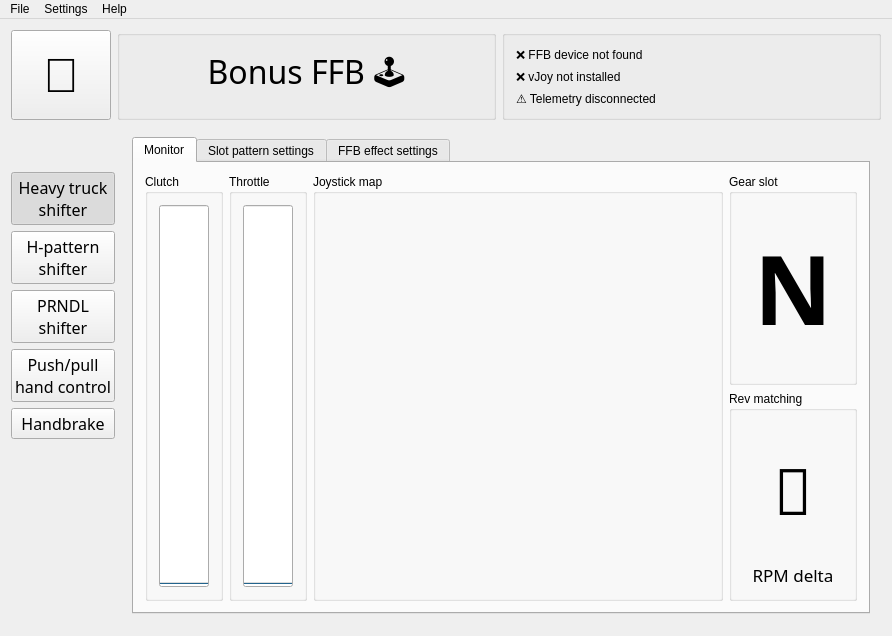
Above: BonusFFB/BonusFFB.ui from kgmonteith/BonusFFB before the change. Below: the same form after it.
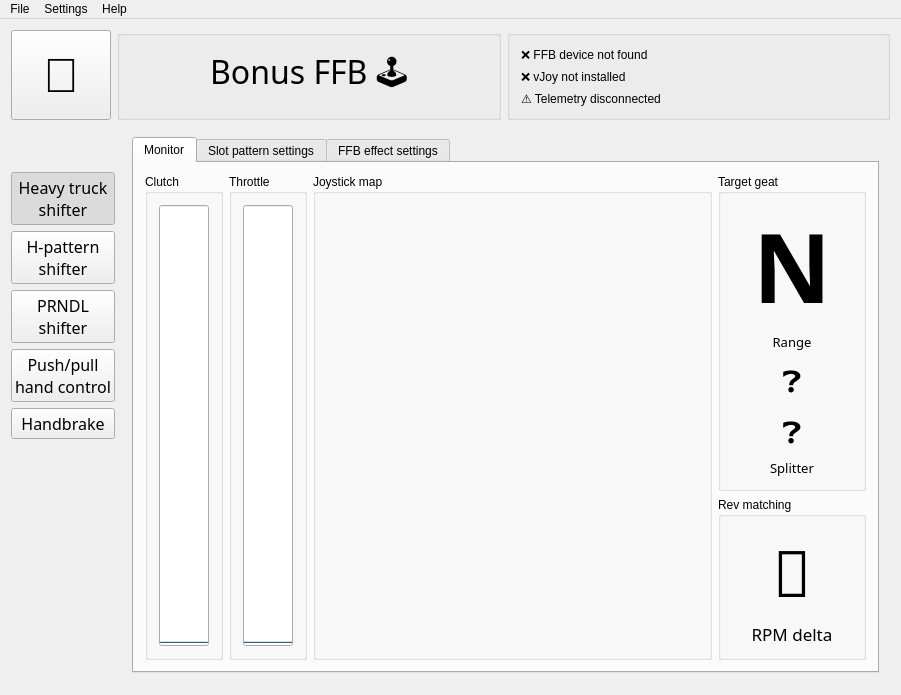
That is the form after the change. The open tabs and pages were chosen to show the change. Icons and pictures are not drawn.

Commit message: - Added click-to-bind for buttons - Added range and splitter device configuration

Patch:
```diff
--- a/BonusFFB/BonusFFB.ui
+++ b/BonusFFB/BonusFFB.ui
@@ -6,8 +6,8 @@
    <rect>
     <x>0</x>
     <y>0</y>
-    <width>892</width>
-    <height>636</height>
+    <width>901</width>
+    <height>662</height>
    </rect>
   </property>
   <property name="windowTitle">
@@ -146,7 +146,180 @@
             <string>Monitor</string>
            </attribute>
            <layout class="QGridLayout" name="gridLayout_20">
-            <item row="0" column="2" rowspan="2">
+            <item row="0" column="1" rowspan="4">
+             <widget class="QGroupBox" name="groupBox_13">
+              <property name="sizePolicy">
+               <sizepolicy hsizetype="Minimum" vsizetype="Preferred">
+                <horstretch>0</horstretch>
+                <verstretch>0</verstretch>
+               </sizepolicy>
+              </property>
+              <property name="title">
+               <string>Throttle</string>
+              </property>
+              <layout class="QGridLayout" name="gridLayout_17">
+               <item row="0" column="0">
+                <widget class="QProgressBar" name="heavytruck_throttleProgressBar">
+                 <property name="minimumSize">
+                  <size>
+                   <width>50</width>
+                   <height>0</height>
+                  </size>
+                 </property>
+                 <property name="maximum">
+                  <number>65535</number>
+                 </property>
+                 <property name="value">
+                  <number>0</number>
+                 </property>
+                 <property name="textVisible">
+                  <bool>false</bool>
+                 </property>
+                 <property name="orientation">
+                  <enum>Qt::Orientation::Vertical</enum>
+                 </property>
+                </widget>
+               </item>
+              </layout>
+             </widget>
+            </item>
+            <item row="0" column="3" rowspan="2">
+             <widget class="QGroupBox" name="groupBox_12">
+              <property name="minimumSize">
+               <size>
+                <width>120</width>
+                <height>0</height>
+               </size>
+              </property>
+              <property name="font">
+               <font>
+                <family>Segoe UI</family>
+               </font>
+              </property>
+              <property name="title">
+               <string>Target geat</string>
+              </property>
+              <layout class="QGridLayout" name="gridLayout_8">
+               <item row="0" column="0">
+                <widget class="QLabel" name="heavytruck_gearLabel">
+                 <property name="minimumSize">
+                  <size>
+                   <width>120</width>
+                   <height>120</height>
+                  </size>
+                 </property>
+                 <property name="font">
+                  <font>
+                   <family>Bahnschrift</family>
+                   <pointsize>72</pointsize>
+                   <italic>false</italic>
+                   <bold>true</bold>
+                  </font>
+                 </property>
+                 <property name="text">
+                  <string>N</string>
+                 </property>
+                 <property name="alignment">
+                  <set>Qt::AlignmentFlag::AlignCenter</set>
+                 </property>
+                </widget>
+               </item>
+               <item row="1" column="0">
+                <widget class="QLabel" name="heavytruck_rpmDeltaLabel_2">
+                 <property name="maximumSize">
+                  <size>
+                   <width>16777215</width>
+                   <height>18</height>
+                  </size>
+                 </property>
+                 <property name="font">
+                  <font>
+                   <family>Bahnschrift</family>
+                   <pointsize>10</pointsize>
+                  </font>
+                 </property>
+                 <property name="text">
+                  <string>Range</string>
+                 </property>
+                 <property name="alignment">
+                  <set>Qt::AlignmentFlag::AlignHCenter|Qt::AlignmentFlag::AlignTop</set>
+                 </property>
+                </widget>
+               </item>
+               <item row="2" column="0">
+                <widget class="QLabel" name="heavytruck_rangeLabel">
+                 <property name="minimumSize">
+                  <size>
+                   <width>100</width>
+                   <height>0</height>
+                  </size>
+                 </property>
+                 <property name="font">
+                  <font>
+                   <family>Bahnschrift</family>
+                   <pointsize>24</pointsize>
+                   <italic>false</italic>
+                   <bold>true</bold>
+                  </font>
+                 </property>
+                 <property name="text">
+                  <string>❓</string>
+                 </property>
+                 <property name="alignment">
+                  <set>Qt::AlignmentFlag::AlignCenter</set>
+                 </property>
+                </widget>
+               </item>
+               <item row="3" column="0">
+                <widget class="QLabel" name="heavytruck_splitterLabel">
+                 <property name="minimumSize">
+                  <size>
+                   <width>100</width>
+                   <height>0</height>
+                  </size>
+                 </property>
+                 <property name="font">
+                  <font>
+                   <family>Bahnschrift</family>
+                   <pointsize>24</pointsize>
+                   <italic>false</italic>
+                   <bold>true</bold>
+                  </font>
+                 </property>
+                 <property name="text">
+                  <string>❓</string>
+                 </property>
+                 <property name="alignment">
+                  <set>Qt::AlignmentFlag::AlignCenter</set>
+                 </property>
+                </widget>
+               </item>
+               <item row="4" column="0">
+                <widget class="QLabel" name="heavytruck_rpmDeltaLabel_3">
+                 <property name="maximumSize">
+                  <size>
+                   <width>16777215</width>
+                   <height>18</height>
+                  </size>
+                 </property>
+                 <property name="font">
+                  <font>
+                   <family>Bahnschrift</family>
+                   <pointsize>10</pointsize>
+                  </font>
+                 </property>
+                 <property name="text">
+                  <string>Splitter</string>
+                 </property>
+                 <property name="alignment">
+                  <set>Qt::AlignmentFlag::AlignHCenter|Qt::AlignmentFlag::AlignTop</set>
+                 </property>
+                </widget>
+               </item>
+              </layout>
+             </widget>
+            </item>
+            <item row="0" column="2" rowspan="4">
              <widget class="QGroupBox" name="heavytruck_joystickMapHolder">
               <property name="sizePolicy">
                <sizepolicy hsizetype="Expanding" vsizetype="Preferred">
@@ -183,51 +356,44 @@
               </layout>
              </widget>
             </item>
-            <item row="0" column="3">
-             <widget class="QGroupBox" name="groupBox_12">
-              <property name="minimumSize">
-               <size>
-                <width>120</width>
-                <height>0</height>
-               </size>
-              </property>
-              <property name="font">
-               <font>
-                <family>Segoe UI</family>
-               </font>
+            <item row="0" column="0" rowspan="4">
+             <widget class="QGroupBox" name="groupBox_14">
+              <property name="sizePolicy">
+               <sizepolicy hsizetype="Minimum" vsizetype="Preferred">
+                <horstretch>0</horstretch>
+                <verstretch>0</verstretch>
+               </sizepolicy>
               </property>
               <property name="title">
-               <string>Gear slot</string>
+               <string>Clutch</string>
               </property>
-              <layout class="QHBoxLayout" name="horizontalLayout_20">
-               <item>
-                <widget class="QLabel" name="heavytruck_gearLabel">
+              <layout class="QGridLayout" name="gridLayout_19">
+               <item row="0" column="0">
+                <widget class="QProgressBar" name="heavytruck_clutchProgressBar">
                  <property name="minimumSize">
                   <size>
-                   <width>100</width>
+                   <width>50</width>
                    <height>0</height>
                   </size>
                  </property>
-                 <property name="font">
-                  <font>
-                   <family>Bahnschrift</family>
-                   <pointsize>72</pointsize>
-                   <italic>false</italic>
-                   <bold>true</bold>
-                  </font>
+                 <property name="maximum">
+                  <number>65535</number>
                  </property>
-                 <property name="text">
-                  <string>N</string>
+                 <property name="value">
+                  <number>0</number>
                  </property>
-                 <property name="alignment">
-                  <set>Qt::AlignmentFlag::AlignCenter</set>
+                 <property name="textVisible">
+                  <bool>false</bool>
+                 </property>
+                 <property name="orientation">
+                  <enum>Qt::Orientation::Vertical</enum>
                  </property>
                 </widget>
                </item>
               </layout>
              </widget>
             </item>
-            <item row="1" column="3">
+            <item row="2" column="3" rowspan="2">
              <widget class="QGroupBox" name="groupBox_16">
               <property name="title">
                <string>Rev matching</string>
@@ -282,80 +448,6 @@
               </layout>
              </widget>
             </item>
-            <item row="0" column="1" rowspan="2">
-             <widget class="QGroupBox" name="groupBox_13">
-              <property name="sizePolicy">
-               <sizepolicy hsizetype="Minimum" vsizetype="Preferred">
-                <horstretch>0</horstretch>
-                <verstretch>0</verstretch>
-               </sizepolicy>
-              </property>
-              <property name="title">
-               <string>Throttle</string>
-              </property>
-              <layout class="QGridLayout" name="gridLayout_17">
-               <item row="0" column="0">
-                <widget class="QProgressBar" name="heavytruck_throttleProgressBar">
-                 <property name="minimumSize">
-                  <size>
-                   <width>50</width>
-                   <height>0</height>
-                  </size>
-                 </property>
-                 <property name="maximum">
-                  <number>65535</number>
-                 </property>
-                 <property name="value">
-                  <number>0</number>
-                 </property>
-                 <property name="textVisible">
-                  <bool>false</bool>
-                 </property>
-                 <property name="orientation">
-                  <enum>Qt::Orientation::Vertical</enum>
-                 </property>
-                </widget>
-               </item>
-              </layout>
-             </widget>
-            </item>
-            <item row="0" column="0" rowspan="2">
-             <widget class="QGroupBox" name="groupBox_14">
-              <property name="sizePolicy">
-               <sizepolicy hsizetype="Minimum" vsizetype="Preferred">
-                <horstretch>0</horstretch>
-                <verstretch>0</verstretch>
-               </sizepolicy>
-              </property>
-              <property name="title">
-               <string>Clutch</string>
-              </property>
-              <layout class="QGridLayout" name="gridLayout_19">
-               <item row="0" column="0">
-                <widget class="QProgressBar" name="heavytruck_clutchProgressBar">
-                 <property name="minimumSize">
-                  <size>
-                   <width>50</width>
-                   <height>0</height>
-                  </size>
-                 </property>
-                 <property name="maximum">
-                  <number>65535</number>
-                 </property>
-                 <property name="value">
-                  <number>0</number>
-                 </property>
-                 <property name="textVisible">
-                  <bool>false</bool>
-                 </property>
-                 <property name="orientation">
-                  <enum>Qt::Orientation::Vertical</enum>
-                 </property>
-                </widget>
-               </item>
-              </layout>
-             </widget>
-            </item>
            </layout>
           </widget>
           <widget class="QWidget" name="heavytruck_slotPatternSettingsTab">
@@ -3600,7 +3692,7 @@
     <rect>
      <x>0</x>
      <y>0</y>
-     <width>892</width>
+     <width>901</width>
      <height>21</height>
     </rect>
    </property>
```
Left out of the diff: 2 changed lines with no effect on the pictures. The commit also changes 5 other files.
